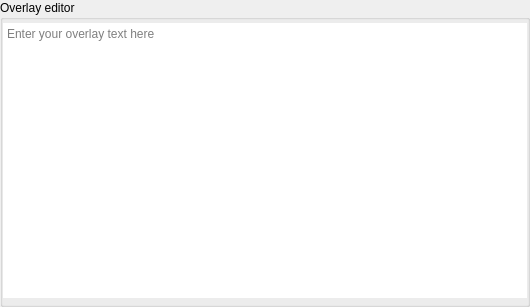
Old version of the form src/display/qt/dialogs/ui/overlay_dialog.ui in the repository mrehkopf/vcs.
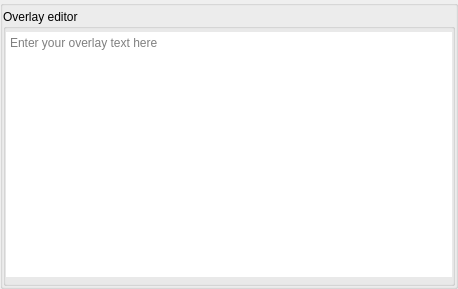
New version of the form.

Commit message:
gui/dialogs: Unify layout
All dialogs should have a main group box inside which the dialog's group
boxes are placed.

Patch:
```diff
--- a/src/display/qt/dialogs/ui/overlay_dialog.ui
+++ b/src/display/qt/dialogs/ui/overlay_dialog.ui
@@ -6,22 +6,43 @@
    <rect>
     <x>0</x>
     <y>0</y>
-    <width>530</width>
-    <height>307</height>
+    <width>458</width>
+    <height>289</height>
    </rect>
   </property>
   <property name="windowTitle">
    <string>Dialog</string>
   </property>
+  <layout class="QVBoxLayout" name="verticalLayout_3">
+   <property name="spacing">
+    <number>0</number>
+   </property>
+   <property name="leftMargin">
+    <number>0</number>
+   </property>
+   <property name="topMargin">
+    <number>0</number>
+   </property>
+   <property name="rightMargin">
+    <number>0</number>
+   </property>
+   <property name="bottomMargin">
+    <number>0</number>
+   </property>
+   <item>
+    <widget class="QGroupBox" name="groupBox_main">
+     <property name="title">
+      <string/>
+     </property>
   <layout class="QVBoxLayout" name="verticalLayout">
    <property name="spacing">
-    <number>0</number>
+       <number>3</number>
    </property>
    <property name="leftMargin">
     <number>0</number>
    </property>
    <property name="topMargin">
-    <number>0</number>
+       <number>3</number>
    </property>
    <property name="rightMargin">
     <number>0</number>
@@ -70,6 +91,9 @@
         <property name="placeholderText">
          <string>Enter your overlay text here</string>
         </property>
+          </widget>
+         </item>
+        </layout>
        </widget>
       </item>
      </layout>
```
Lines whose indentation alone changed are shown as unchanged. The commit also changes 13 other files.
